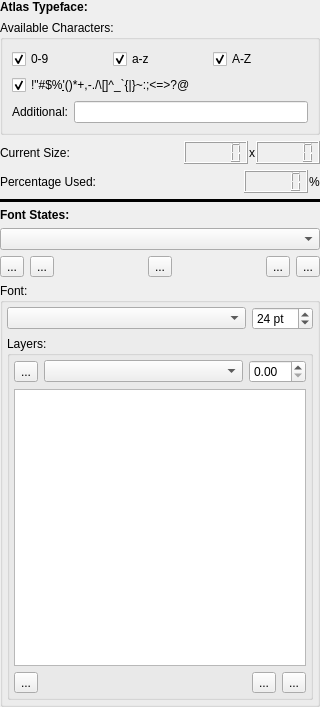
GameOverture/HarmonyEngine, file DesignerTool/src/Font/FontWidget.ui: the form before one commit.
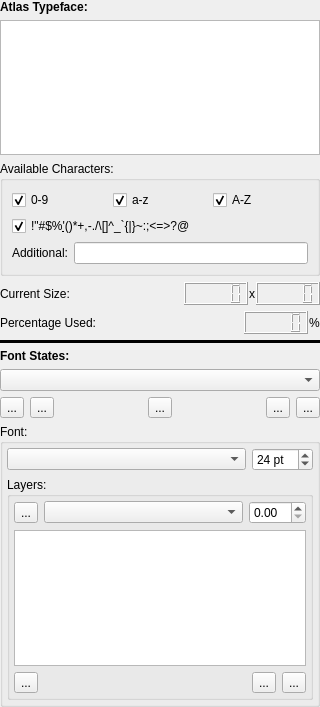
The form after the commit. Icons and pictures are not drawn. Custom widgets are drawn as their Qt base class.

Commit message: Font widget going to use properties widget for typeface

Patch:
```diff
--- a/DesignerTool/src/Font/FontWidget.ui
+++ b/DesignerTool/src/Font/FontWidget.ui
@@ -39,6 +39,9 @@
      </property>
     </widget>
    </item>
+   <item>
+    <widget class="PropertiesTreeView" name="typefaceProperties"/>
+   </item>
    <item>
     <widget class="QGroupBox" name="grpAvailableChars">
      <property name="title">
@@ -584,6 +587,11 @@
    <extends>QTableView</extends>
    <header>FontModelView.h</header>
   </customwidget>
+  <customwidget>
+   <class>PropertiesTreeView</class>
+   <extends>QTreeView</extends>
+   <header>PropertiesTreeView.h</header>
+  </customwidget>
  </customwidgets>
  <resources>
   <include location="../res/DesignerTool.qrc"/>
```
